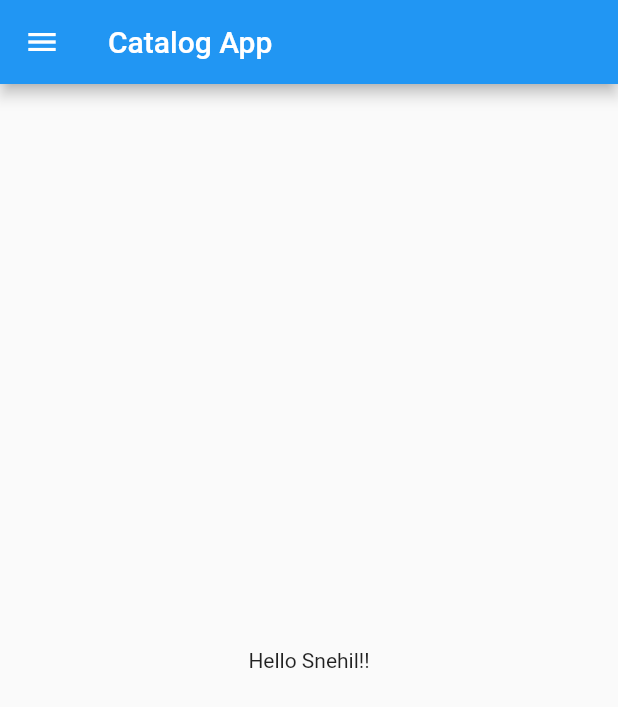
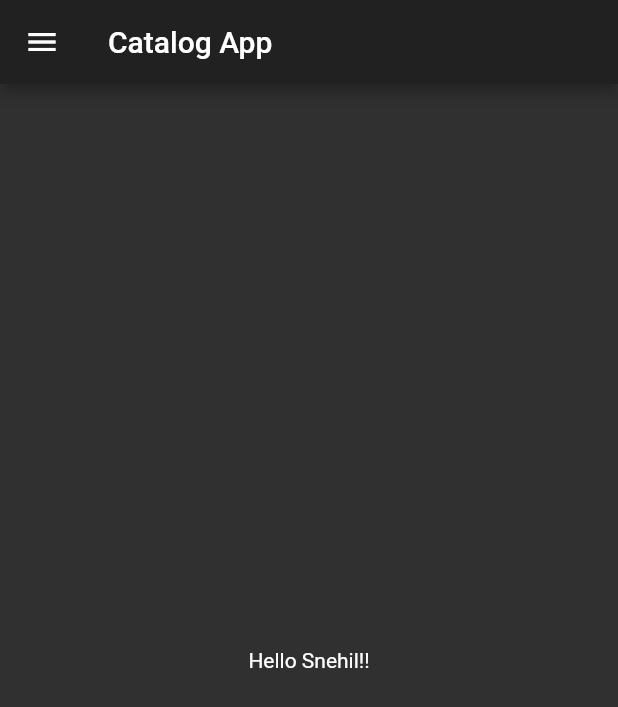
Before and after one commit to shinigamirex888/Flutter_App, a Flutter app: the screen it shows after launch, on a phone screen of 412 x 824 dp. Shown: the top 707 px of the screen. Run offline on Flutter 3.47's test engine with Material 2 defaults, Android fonts, the phone set to English and light mode, and no system bars.

Commit message:
simple darkTheme implemented

```diff
--- a/lib/main.dart
+++ b/lib/main.dart
@@ -1,5 +1,5 @@
 import 'package:flutter/material.dart';
-import 'homepage.dart';
+import 'Screens/homepage.dart';
 
 void main() {
   runApp(MyApp());
@@ -11,6 +11,8 @@ class MyApp extends StatelessWidget {
     //$days where days =int 30 ,num for int,double,or use var.. khatam, const for constant
     return MaterialApp(
       home: Homepage(),
+      themeMode: ThemeMode.dark,
+      darkTheme: ThemeData(brightness:Brightness.dark),
     );
   }
 }
```
Also changed, not shown: lib/Screens/homepage.dart (renamed from lib/homepage.dart).
